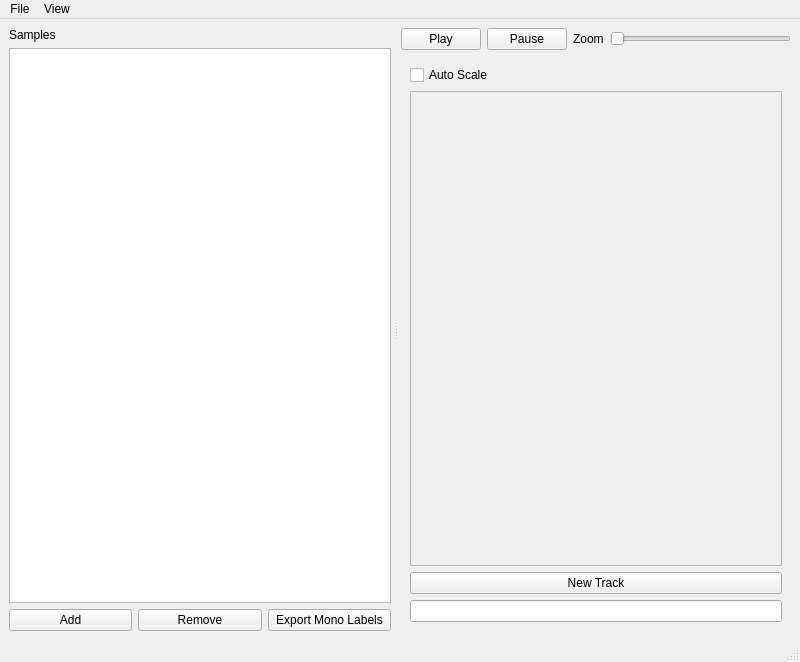
apersaud2018/SPELL, file src/views/SPELLMainWindow.ui: the form before one commit.
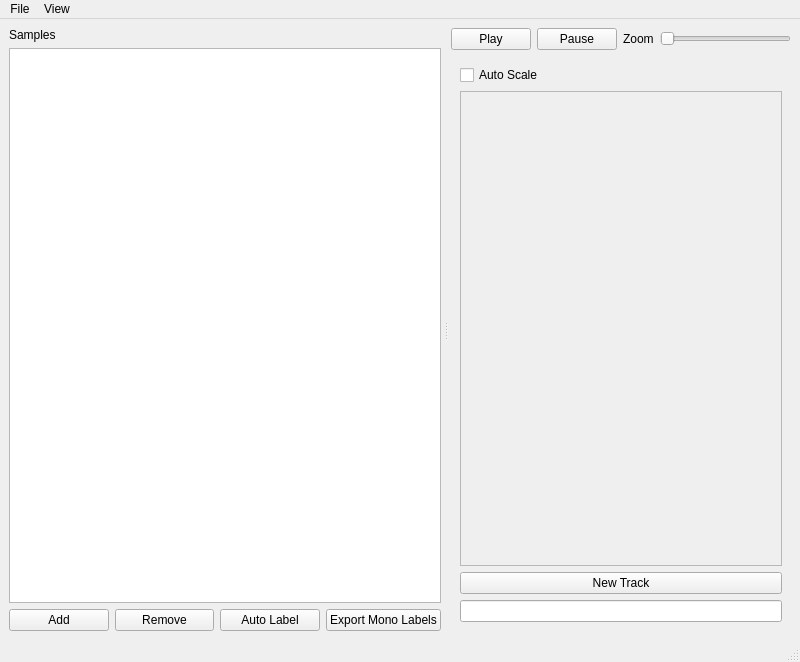
The form after the commit.

Commit message: Added run ML button

```diff
--- a/src/views/SPELLMainWindow.ui
+++ b/src/views/SPELLMainWindow.ui
@@ -67,6 +67,13 @@
             </property>
            </widget>
           </item>
+          <item>
+           <widget class="QPushButton" name="runMLButton">
+            <property name="text">
+             <string>Auto Label</string>
+            </property>
+           </widget>
+          </item>
           <item>
            <widget class="QPushButton" name="exportMonoButton">
             <property name="text">
@@ -153,7 +160,7 @@
                <rect>
                 <x>0</x>
                 <y>0</y>
-                <width>388</width>
+                <width>373</width>
                 <height>471</height>
                </rect>
               </property>
```
The commit also changes 9 other files.
